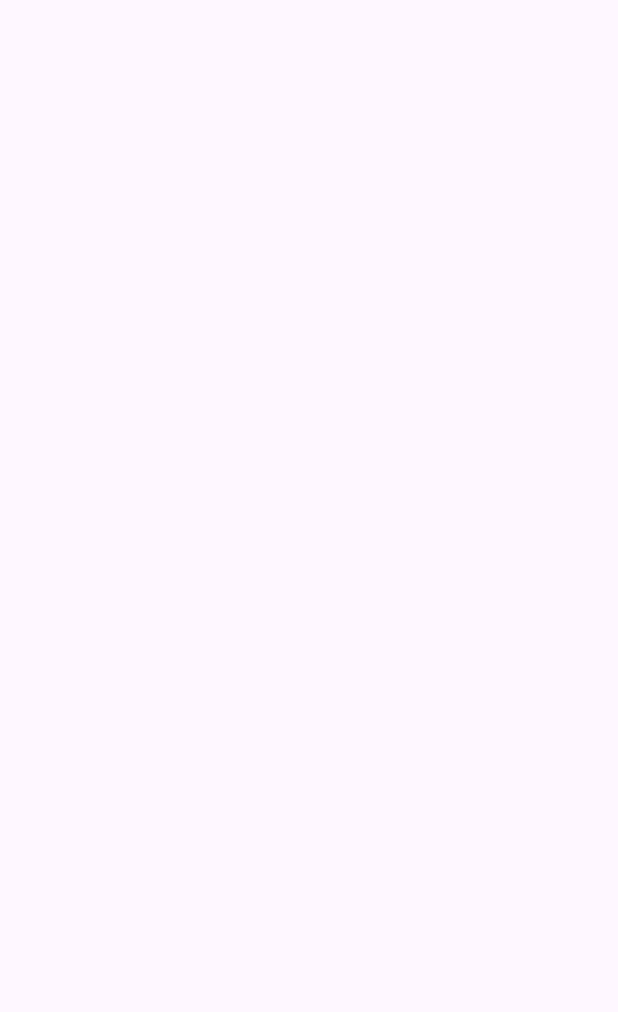
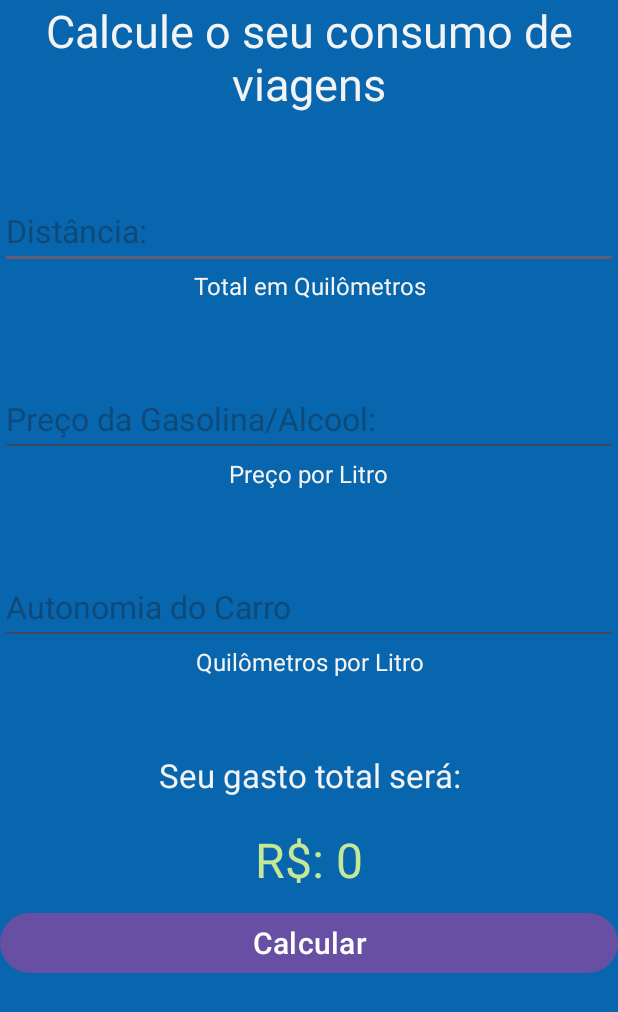
Before and after one commit to deniserisia/aplicativo-consumo-carro, an Android app: the screen it shows after launch (MainActivity), on a phone screen of 412 x 824 dp. Before the commit the part shown is empty. Shown: the top 1012 px of the screen. Run offline under Robolectric (Android 15) with nearby library versions, the phone set to English and light mode, and no system bars.

Commit message:
atributos ok

```diff
--- a/src/main/res/layout/activity_main.xml
+++ b/src/main/res/layout/activity_main.xml
@@ -4,7 +4,104 @@
     xmlns:tools="http://schemas.android.com/tools"
     android:layout_width="match_parent"
     android:layout_height="match_parent"
-    tools:context=".MainActivity">
+    android:background="@color/backapp"
+    tools:context=".MainActivity"
+    android:orientation="vertical"
+    >
+    <TextView
+        android:id="@+id/textCabecalho"
+        android:text="@string/textCabecalho"
+        android:layout_gravity="center"
+        android:gravity="center"
+        android:textColor="@color/name_cabecalho"
+        android:textSize="30sp"
+        android:layout_width="wrap_content"
+        android:layout_height="wrap_content"/>
+
+    <EditText
+        android:id="@+id/textDistancia"
+        android:layout_marginTop="53dp"
+        android:hint="@string/textDistancia"
+        android:textColor="@color/atributos"
+        android:textSize="21sp"
+        android:layout_width="match_parent"
+        android:layout_height="50dp"
+        android:inputType="number"/>
+    <TextView
+        android:id="@+id/totalkm"
+        android:text="@string/totalkm"
+        android:layout_gravity="center"
+        android:gravity="center"
+        android:textColor="@color/name_cabecalho"
+        android:textSize="16sp"
+        android:layout_width="wrap_content"
+        android:layout_height="wrap_content"/>
+
+    <EditText
+        android:id="@+id/totalPreco"
+        android:layout_marginTop="53dp"
+        android:hint="@string/totalPreco"
+        android:textColor="@color/atributos"
+        android:textSize="21sp"
+        android:layout_width="match_parent"
+        android:layout_height="50dp"
+        android:inputType="number"/>
+    <TextView
+        android:id="@+id/precoLitro"
+        android:text="@string/precoLitro"
+        android:layout_gravity="center"
+        android:gravity="center"
+        android:textColor="@color/name_cabecalho"
+        android:textSize="16sp"
+        android:layout_width="wrap_content"
+        android:layout_height="wrap_content"/>
+
+    <EditText
+        android:id="@+id/textAutonomia"
+        android:layout_marginTop="53dp"
+        android:hint="@string/textAutonomia"
+        android:textColor="@color/atributos"
+        android:textSize="21sp"
+        android:layout_width="match_parent"
+        android:layout_height="50dp"
+        android:inputType="number"/>
+    <TextView
+        android:id="@+id/kmporlitros"
+        android:text="@string/kmporlitros"
+        android:layout_gravity="center"
+        android:gravity="center"
+        android:textColor="@color/name_cabecalho"
+        android:textSize="16sp"
+        android:layout_width="wrap_content"
+        android:layout_height="wrap_content"/>
+
+    <TextView
+        android:id="@+id/textResultado"
+        android:text="@string/textResultado"
+        android:layout_marginTop="50sp"
+        android:layout_gravity="center"
+        android:gravity="center"
+        android:textColor="@color/name_cabecalho"
+        android:textSize="22sp"
+        android:layout_width="wrap_content"
+        android:layout_height="wrap_content"/>
+    <TextView
+        android:id="@+id/textResultado2"
+        android:text="@string/textResultado2"
+        android:layout_marginTop="20sp"
+        android:layout_gravity="center"
+        android:gravity="center"
+        android:textColor="@color/atributos"
+        android:textSize="32sp"
+        android:layout_width="wrap_content"
+        android:layout_height="wrap_content"/>
+    <Button
+        android:id="@+id/buttonResultado"
+        android:text="@string/buttonResultado"
+        android:textSize="20sp"
+        android:layout_marginTop="10sp"
+        android:layout_width="match_parent"
+        android:layout_height="wrap_content"/>
 
 
 
--- a/src/main/res/values/colors.xml
+++ b/src/main/res/values/colors.xml
@@ -2,4 +2,7 @@
 <resources>
     <color name="black">#FF000000</color>
     <color name="white">#FFFFFFFF</color>
+    <color name="backapp">#0766AD</color>
+    <color name="name_cabecalho">#F3F3F3</color>
+    <color name="atributos"> #C5E898</color>
 </resources>
--- a/src/main/res/values/strings.xml
+++ b/src/main/res/values/strings.xml
@@ -1,3 +1,13 @@
 <resources>
     <string name="app_name">appCarroConsumo</string>
+    <string name="textCabecalho"> Calcule o seu consumo de viagens </string>
+    <string name="textDistancia"> Distância: </string>
+    <string name="totalkm"> Total em Quilômetros </string>
+    <string name="totalPreco"> Preço da Gasolina/Alcool: </string>
+    <string name="precoLitro"> Preço por Litro </string>
+    <string name="textAutonomia"> Autonomia do Carro </string>
+    <string name="kmporlitros"> Quilômetros por Litro</string>
+    <string name="textResultado"> Seu gasto total será: </string>
+    <string name="textResultado2"> R$: 0 </string>
+    <string name="buttonResultado"> Calcular </string>
 </resources>
```
